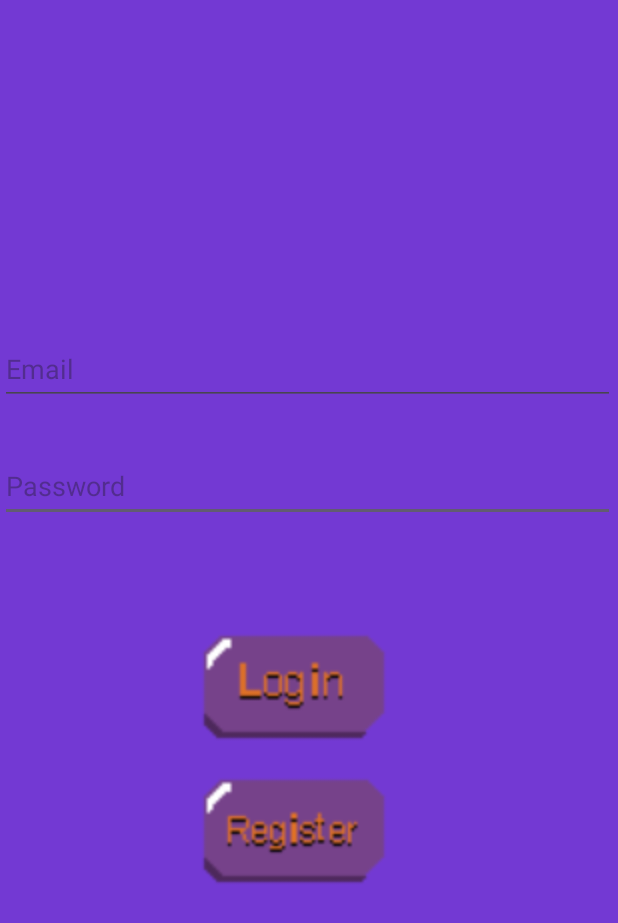
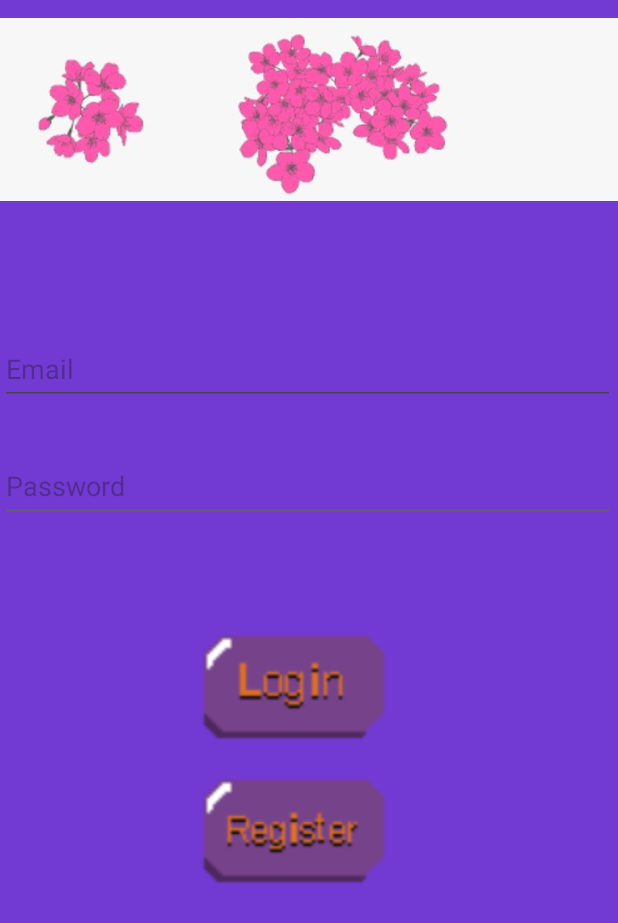
Before and after one commit to mattdelta2/OPCS7311, an Android app: the screen it shows after launch (Login), on a phone screen of 412 x 824 dp. Shown: the top 923 px of the screen. Run offline under Robolectric (Android 15) with nearby library versions, the phone set to English and light mode, and no system bars.

Commit message:
added the photos

```diff
--- a/app/src/main/res/layout/activity_login.xml
+++ b/app/src/main/res/layout/activity_login.xml
@@ -55,4 +55,21 @@
         app:layout_constraintTop_toBottomOf="@+id/btnLogin"
         app:srcCompat="@drawable/registerbuttonexport" />
 
+    <ImageView
+        android:id="@+id/imageView8"
+        android:layout_width="wrap_content"
+        android:layout_height="wrap_content"
+        android:background="#00FFFFFF"
+        app:srcCompat="@drawable/emptyfiller3"
+        tools:layout_editor_absoluteX="0dp"
+        tools:layout_editor_absoluteY="592dp" />
+
+    <ImageView
+        android:id="@+id/imageView9"
+        android:layout_width="wrap_content"
+        android:layout_height="wrap_content"
+        app:srcCompat="@drawable/emptyfiller2"
+        tools:layout_editor_absoluteX="-1dp"
+        tools:layout_editor_absoluteY="-3dp" />
+
 </androidx.constraintlayout.widget.ConstraintLayout>
```
Also changed, not shown: app/src/main/res/layout/activity_player_room.xml (+9 -0 lines), app/src/main/res/layout/activity_timer.xml (+8 -0 lines), app/src/main/res/drawable/timescapeTitleScreen2.jpeg (added).
